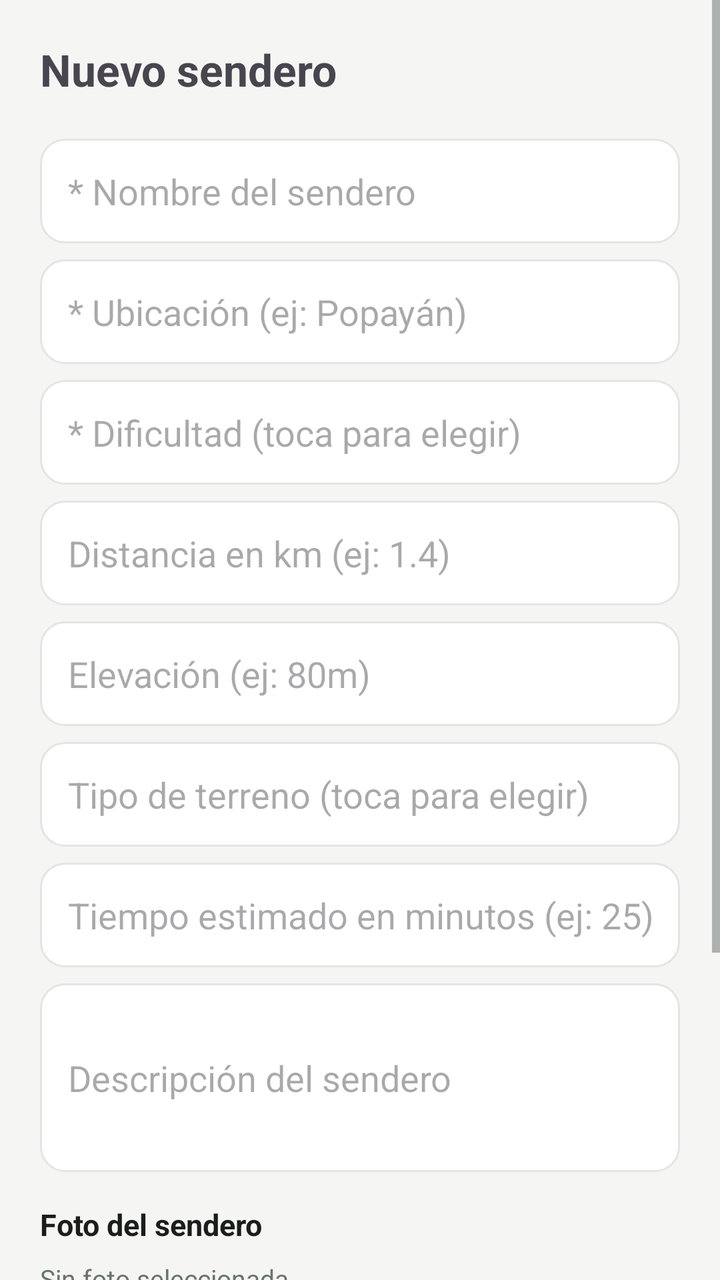
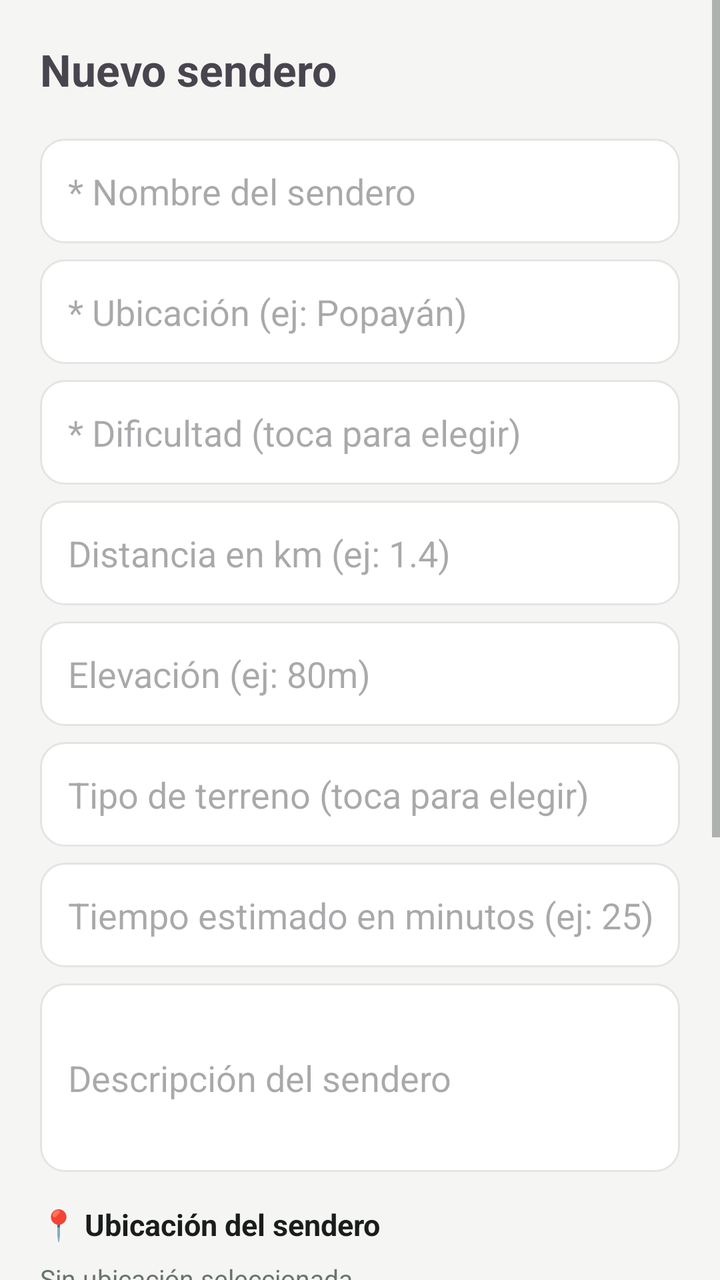

Two renders of the same Android screen: before a commit and after it. Below are the layout's source before the change and the commit's diff.
<!-- AndroidManifest.xml: application theme Theme.RunGuide -->
<!-- res/layout/activity_admin.xml -->
<?xml version="1.0" encoding="utf-8"?>
<ScrollView xmlns:android="http://schemas.android.com/apk/res/android"
    android:layout_width="match_parent"
    android:layout_height="match_parent">

    <LinearLayout
        android:layout_width="match_parent"
        android:layout_height="wrap_content"
        android:orientation="vertical"
        android:padding="20dp">

        <TextView
            android:id="@+id/tvTituloForm"
            android:layout_width="match_parent"
            android:layout_height="wrap_content"
            android:text="@string/nuevo_sendero"
            android:textSize="22sp"
            android:textStyle="bold"
            android:layout_marginBottom="20dp"/>

        
        <EditText
            android:background="@drawable/bg_input"
            android:padding="14dp"
            android:id="@+id/etNombre"
            android:layout_width="match_parent"
            android:layout_height="wrap_content"
            android:hint="@string/nombre_del_sendero"
            android:layout_marginBottom="8dp"/>

        <EditText
            android:background="@drawable/bg_input"
            android:padding="14dp"
            android:id="@+id/etUbicacion"
            android:layout_width="match_parent"
            android:layout_height="wrap_content"
            android:hint="@string/ubicacion_ej_popayan"
            android:layout_marginBottom="8dp"/>

        <EditText
            android:background="@drawable/bg_input"
            android:padding="14dp"
            android:id="@+id/etDificultad"
            android:layout_width="match_parent"
            android:layout_height="wrap_content"
            android:hint="@string/dificultad_toca_para_elegir"
            android:focusable="false"
            android:cursorVisible="false"
            android:inputType="none"
            android:layout_marginBottom="8dp"/>

        
        <EditText
            android:background="@drawable/bg_input"
            android:padding="14dp"
            android:id="@+id/etDistancia"
            android:layout_width="match_parent"
            android:layout_height="wrap_content"
            android:hint="@string/distancia_en_km_ej_1_4"
            android:inputType="numberDecimal"
            android:layout_marginBottom="8dp"/>

        <EditText
            android:background="@drawable/bg_input"
            android:padding="14dp"
            android:id="@+id/etElevacion"
            android:layout_width="match_parent"
            android:layout_height="wrap_content"
            android:hint="@string/elevacion_ej_80m"
            android:layout_marginBottom="8dp"/>

        <EditText
            android:background="@drawable/bg_input"
            android:padding="14dp"
            android:id="@+id/etTipoTerreno"
            android:layout_width="match_parent"
            android:layout_height="wrap_content"
            android:hint="@string/tipo_de_terreno_toca_para_el"
            android:focusable="false"
            android:cursorVisible="false"
            android:inputType="none"
            android:layout_marginBottom="8dp"/>

        <EditText
            android:background="@drawable/bg_input"
            android:padding="14dp"
            android:id="@+id/etTiempoEstimado"
            android:layout_width="match_parent"
            android:layout_height="wrap_content"
            android:hint="@string/tiempo_estimado_en_minutos_e"
            android:inputType="number"
            android:layout_marginBottom="8dp"/>

        <EditText
            android:background="@drawable/bg_input"
            android:padding="14dp"
            android:id="@+id/etDescripcion"
            android:layout_width="match_parent"
            android:layout_height="wrap_content"
            android:hint="@string/descripcion_del_sendero"
            android:minLines="3"
            android:inputType="textMultiLine"
            android:layout_marginBottom="16dp"/>

        
        <TextView
            android:layout_width="wrap_content"
            android:layout_height="wrap_content"
            android:text="@string/foto_del_sendero"
            android:textSize="15sp"
            android:textStyle="bold"
            android:textColor="@color/texto_principal"
            android:layout_marginBottom="8dp"/>

        
        <ImageView
            android:id="@+id/imgPreview"
            android:layout_width="match_parent"
            android:layout_height="180dp"
            android:scaleType="centerCrop"
            android:background="@color/gris_campo"
            android:visibility="gone"
            android:layout_marginBottom="8dp"/>

        <TextView
            android:id="@+id/tvFotoEstado"
            android:layout_width="wrap_content"
            android:layout_height="wrap_content"
            android:text="@string/sin_foto_seleccionada"
            android:textSize="13sp"
            android:textColor="@color/texto_secundario"
            android:layout_marginBottom="8dp"/>

        <Button
            android:id="@+id/btnElegirFoto"
            android:layout_width="match_parent"
            android:layout_height="wrap_content"
            android:text="@string/elegir_foto_de_la_galeria"
            android:backgroundTint="@color/verde_primario"
            android:textColor="#FFFFFF"
            android:layout_marginBottom="16dp"/>

        
        <Button
            android:id="@+id/btnCrear"
            android:layout_width="match_parent"
            android:layout_height="wrap_content"
            android:text="@string/crear_sendero"
            android:backgroundTint="@color/verde_primario"
            android:textColor="#FFFFFF"
            android:layout_marginBottom="8dp"/>

        <Button
            android:id="@+id/btnCancelar"
            android:layout_width="match_parent"
            android:layout_height="wrap_content"
            android:text="@string/cancelar"
            android:backgroundTint="@color/texto_secundario"
            android:textColor="#FFFFFF"
            android:layout_marginBottom="16dp"/>

    </LinearLayout>

</ScrollView>
<!-- resources referenced by this layout -->
<resources>
  <color name="gris_campo">#EEF0EE</color>
  <color name="texto_principal">#1A1D1C</color>
  <color name="texto_secundario">#6B7370</color>
  <color name="verde_primario">#2F7D57</color>
  <!-- drawable bg_input (drawable) -->
  <?xml version="1.0" encoding="utf-8"?>
  <shape xmlns:android="http://schemas.android.com/apk/res/android" android:shape="rectangle">
      <solid android:color="@color/superficie" />
      <stroke android:width="1dp" android:color="@color/borde" />
      <corners android:radius="12dp" />
  </shape>
  <string name="cancelar">Cancelar</string>
  <string name="crear_sendero">✅ Crear sendero</string>
  <string name="descripcion_del_sendero">Descripción del sendero</string>
  <string name="dificultad_toca_para_elegir">* Dificultad (toca para elegir)</string>
  <string name="distancia_en_km_ej_1_4">Distancia en km (ej: 1.4)</string>
  <string name="elegir_foto_de_la_galeria">📷 Elegir foto de la galería</string>
  <string name="elevacion_ej_80m">Elevación (ej: 80m)</string>
  <string name="foto_del_sendero">Foto del sendero</string>
  <string name="nombre_del_sendero">* Nombre del sendero</string>
  <string name="nuevo_sendero">Nuevo sendero</string>
  <string name="sin_foto_seleccionada">Sin foto seleccionada</string>
  <string name="tiempo_estimado_en_minutos_e">Tiempo estimado en minutos (ej: 25)</string>
  <string name="tipo_de_terreno_toca_para_el">Tipo de terreno (toca para elegir)</string>
  <string name="ubicacion_ej_popayan">* Ubicación (ej: Popayán)</string>
  <style name="Theme.RunGuide" parent="Base.Theme.RunGuide" />
  <color name="superficie">#FFFFFF</color>
  <color name="borde">#E2E6E3</color>
  <color name="white">#FFFFFFFF</color>
  <color name="verde_claro">#E7F0EA</color>
  <color name="verde_oscuro">#1F5A3F</color>
  <color name="amarillo">#E8B93C</color>
  <color name="negro_carbon">#171B1A</color>
  <color name="amarillo_claro">#FAF1D6</color>
  <color name="amarillo_texto">#6B5200</color>
  <color name="fondo_app">#F5F6F4</color>
  <style name="Widget.RunGuide.Button" parent="Widget.Material3.Button">
          <item name="cornerRadius">12dp</item>
          <item name="android:textAllCaps">false</item>
          <item name="android:letterSpacing">0</item>
          <item name="android:textSize">14sp</item>
          <item name="android:stateListAnimator">@null</item>
      </style>
  <style name="ShapeAppearance.RunGuide.Small" parent="ShapeAppearance.Material3.SmallComponent">
          <item name="cornerFamily">rounded</item>
          <item name="cornerSize">12dp</item>
      </style>
  <style name="ShapeAppearance.RunGuide.Medium" parent="ShapeAppearance.Material3.MediumComponent">
          <item name="cornerFamily">rounded</item>
          <item name="cornerSize">18dp</item>
      </style>
  <!-- unchanged entries left out for length: 1 -->
</resources>

<!-- the commit's change to res/layout/activity_admin.xml (unified diff, before → after) -->
@@ -106,6 +106,34 @@
         <TextView
             android:layout_width="wrap_content"
             android:layout_height="wrap_content"
+            android:text="@string/ubicacion_mapa_titulo"
+            android:textSize="15sp"
+            android:textStyle="bold"
+            android:textColor="@color/texto_principal"
+            android:layout_marginBottom="8dp"/>
+
+        <TextView
+            android:id="@+id/tvUbicacionMapa"
+            android:layout_width="wrap_content"
+            android:layout_height="wrap_content"
+            android:text="@string/sin_ubicacion"
+            android:textSize="13sp"
+            android:textColor="@color/texto_secundario"
+            android:layout_marginBottom="8dp"/>
+
+        <Button
+            android:id="@+id/btnElegirUbicacion"
+            android:layout_width="match_parent"
+            android:layout_height="wrap_content"
+            android:text="@string/elegir_en_maps"
+            android:backgroundTint="@color/verde_primario"
+            android:textColor="#FFFFFF"
+            android:layout_marginBottom="16dp"/>
+
+        
+        <TextView
+            android:layout_width="wrap_content"
+            android:layout_height="wrap_content"
             android:text="@string/foto_del_sendero"
             android:textSize="15sp"
             android:textStyle="bold"
<!-- resource entries referenced after the edit -->
@@ -16,15 +16,18 @@
   <string name="descripcion_del_sendero">Descripción del sendero</string>
   <string name="dificultad_toca_para_elegir">* Dificultad (toca para elegir)</string>
   <string name="distancia_en_km_ej_1_4">Distancia en km (ej: 1.4)</string>
+  <string name="elegir_en_maps">🗺 Elegir ubicación en Google Maps</string>
   <string name="elegir_foto_de_la_galeria">📷 Elegir foto de la galería</string>
   <string name="elevacion_ej_80m">Elevación (ej: 80m)</string>
   <string name="foto_del_sendero">Foto del sendero</string>
   <string name="nombre_del_sendero">* Nombre del sendero</string>
   <string name="nuevo_sendero">Nuevo sendero</string>
   <string name="sin_foto_seleccionada">Sin foto seleccionada</string>
+  <string name="sin_ubicacion">Sin ubicación seleccionada</string>
   <string name="tiempo_estimado_en_minutos_e">Tiempo estimado en minutos (ej: 25)</string>
   <string name="tipo_de_terreno_toca_para_el">Tipo de terreno (toca para elegir)</string>
   <string name="ubicacion_ej_popayan">* Ubicación (ej: Popayán)</string>
+  <string name="ubicacion_mapa_titulo">📍 Ubicación del sendero</string>
   <style name="Theme.RunGuide" parent="Base.Theme.RunGuide" />
   <color name="superficie">#FFFFFF</color>
   <color name="borde">#E2E6E3</color>
